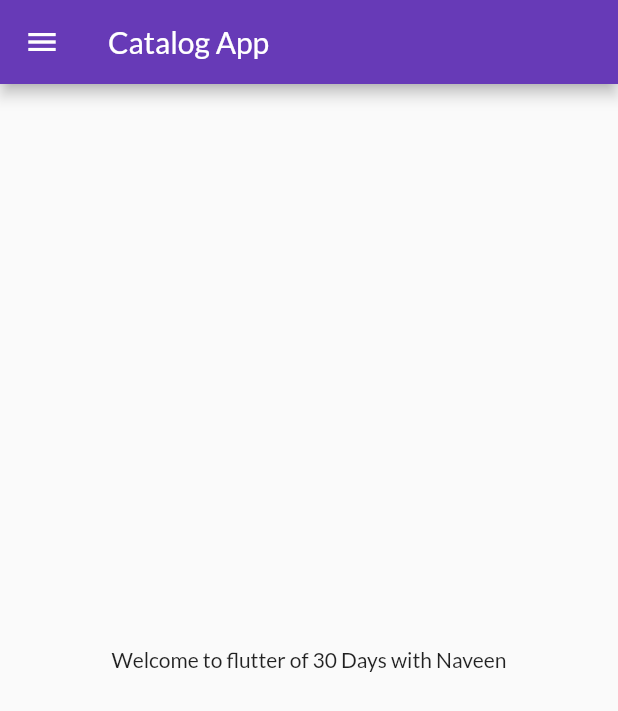
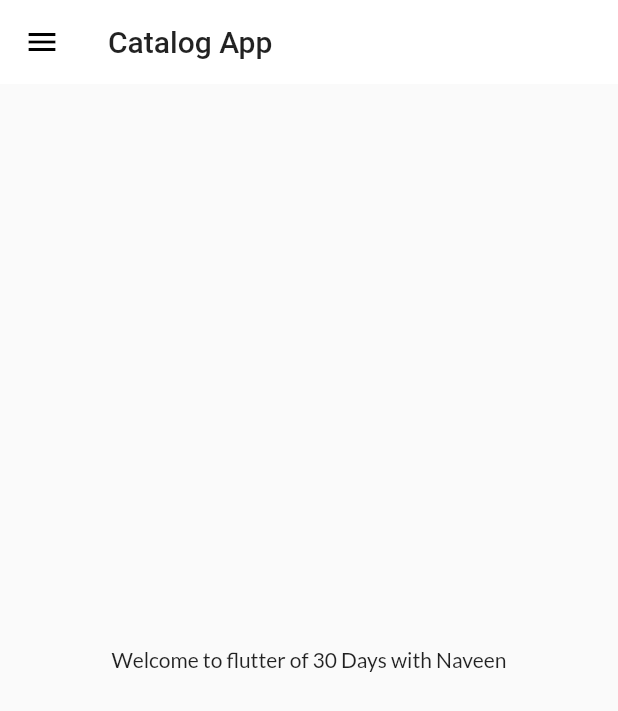
Before and after one commit to nav758/Flutter, a Flutter app: the screen it shows after launch, on a phone screen of 412 x 824 dp. Shown: the top 711 px of the screen. Run offline on Flutter 3.47's test engine with Material 2 defaults, Android fonts, the phone set to English and light mode, and no system bars; our stand-ins replace google_fonts.

Commit message:
DAY9 COMPLETED

```diff
--- a/lib/main.dart
+++ b/lib/main.dart
@@ -1,8 +1,9 @@
 import 'package:flutter/material.dart';
 import 'package:flutter_application_1/pages/login_page.dart';
 import 'package:flutter_application_1/utils/routes.dart';
-import 'package:google_fonts/google_fonts.dart';
+import 'package:flutter_application_1/widgets/themes.dart';
 
+import 'widgets/themes.dart';
 import 'pages/home_page.dart';
 
 void main() {
@@ -14,10 +15,8 @@ class myapp extends StatelessWidget {
   Widget build(BuildContext context) {
     return MaterialApp(
       themeMode: ThemeMode.light,
-      theme: ThemeData(
-        primarySwatch: Colors.deepPurple,
-        fontFamily: GoogleFonts.lato().fontFamily,
-      ),
+      theme: Mythemes.lightTheme(context),
+      darkTheme: Mythemes.darkTheme(context),
       debugShowCheckedModeBanner: false,
       // darkTheme: ThemeData(brightness: Brightness.dark),
       initialRoute: MyRoutes.homeRoute,
--- /dev/null
+++ b/lib/widgets/themes.dart
@@ -0,0 +1,18 @@
+import 'package:flutter/material.dart';
+import 'package:google_fonts/google_fonts.dart';
+
+class Mythemes {
+  static ThemeData lightTheme(BuildContext context) => ThemeData(
+      primarySwatch: Colors.deepPurple,
+      fontFamily: GoogleFonts.lato().fontFamily,
+      appBarTheme: AppBarTheme(
+        color: Colors.white,
+        elevation: 0.0,
+        iconTheme: IconThemeData(color: Colors.black),
+        textTheme: Theme.of(context).textTheme,
+      ));
+
+  static ThemeData darkTheme(BuildContext context) => ThemeData(
+        brightness: Brightness.dark,
+      );
+}
```
